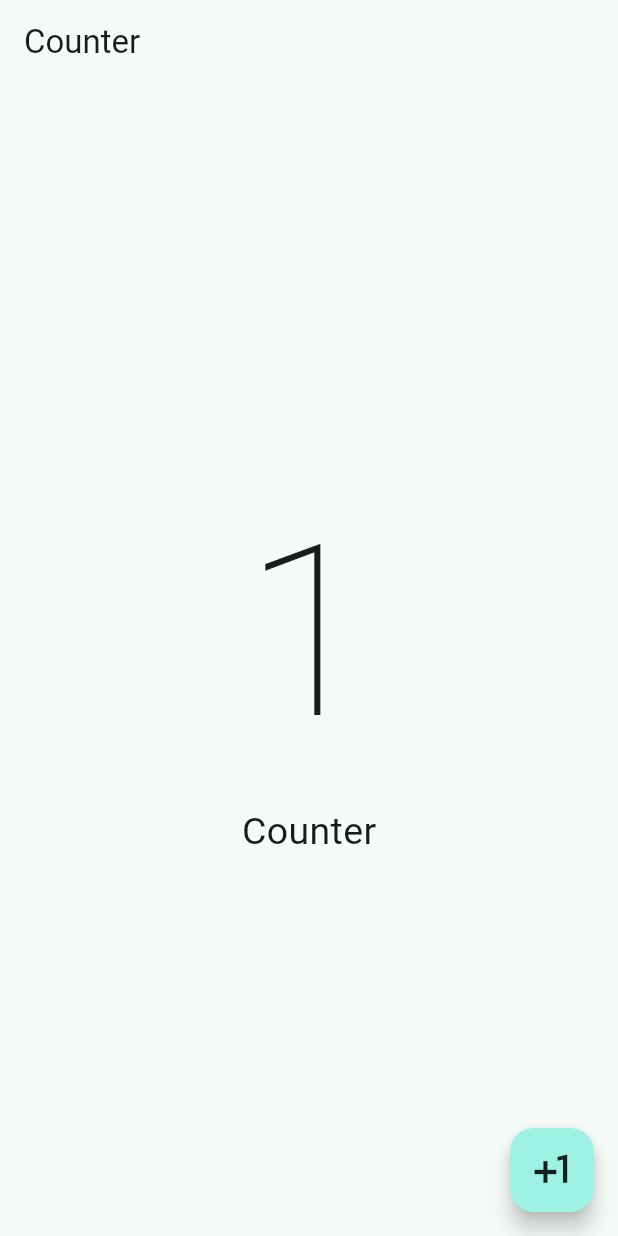
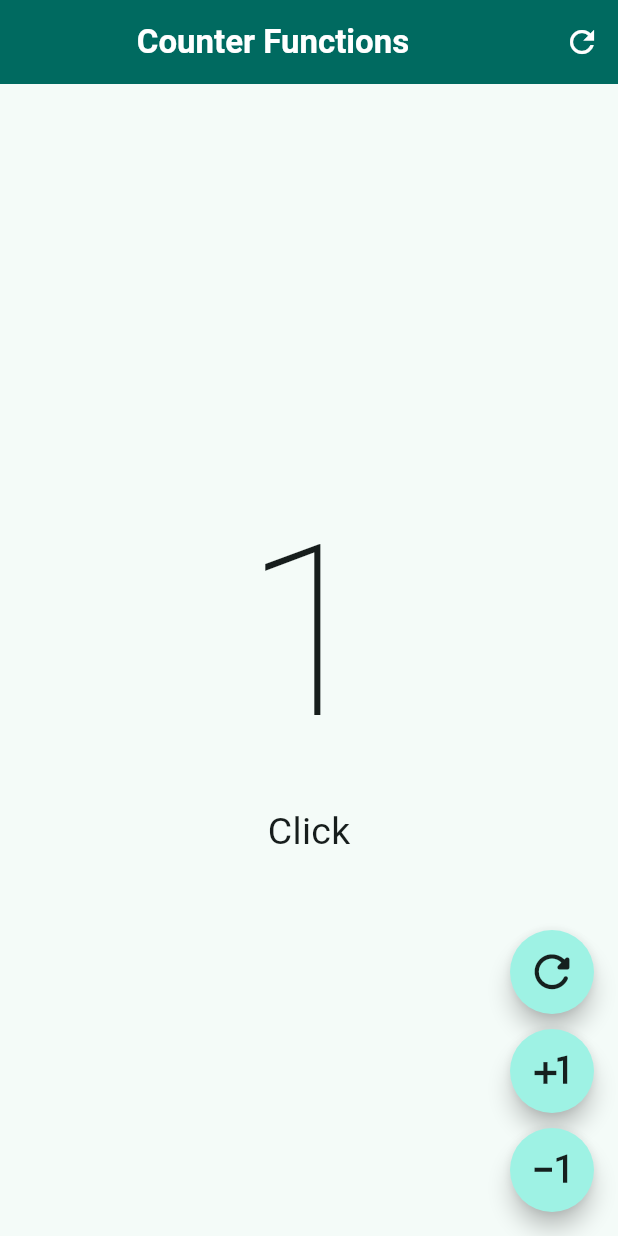
Before and after one commit to fswebcoder/Flutter-Dart, a Flutter app: the screen it shows after launch, after a tap on the "plus one" icon, on a phone screen of 412 x 824 dp. Run offline on Flutter 3.47's test engine with Material 3 defaults, Android fonts, the phone set to English and light mode, and no system bars.

Commit message:
Creación de los botones Flotantes en columna

```diff
--- a/hello_world_app/lib/main.dart
+++ b/hello_world_app/lib/main.dart
@@ -1,5 +1,5 @@
 import 'package:flutter/material.dart';
-import 'package:hello_world_app/presentation/screens/counter/counter_screen.dart';
+import 'presentation/screens/counter/counter_functions_screen.dart';
 
 void main() {
   runApp(const MyApp());
@@ -17,6 +17,6 @@ class MyApp extends StatelessWidget {
 
       ),
       debugShowCheckedModeBanner: false,
-      home: const CounterScreen());
+      home: const CounterFunctionsScreen());
   }
 }
--- /dev/null
+++ b/hello_world_app/lib/presentation/screens/counter/counter_functions_screen.dart
@@ -0,0 +1,99 @@
+import 'package:flutter/material.dart';
+
+class CounterFunctionsScreen extends StatefulWidget {
+  const CounterFunctionsScreen({super.key});
+
+  @override
+  State<CounterFunctionsScreen> createState() => _CounterFunctionsScreenState();
+}
+
+class _CounterFunctionsScreenState extends State<CounterFunctionsScreen> {
+  int counter = 0;
+
+  @override
+  Widget build(BuildContext context) {
+    return Scaffold(
+      appBar: AppBar(
+        title: const Center(
+            child: Text('Counter Functions', style: TextStyle(color: Colors.white, fontWeight: FontWeight.bold))),
+        backgroundColor: Theme.of(context).colorScheme.primary,
+        actions: [
+          IconButton(
+            onPressed: () {
+              setState(() {
+                counter = 0;
+              });
+            },
+            icon: const Icon(
+              Icons.refresh,
+              color: Colors.white,
+            ),
+          ),
+        ],
+      ),
+      body: Center(
+        child: Column(
+          mainAxisAlignment: MainAxisAlignment.center,
+          children: [
+            Text('$counter', style: const TextStyle(fontSize: 160, fontWeight: FontWeight.w100)),
+            Text('Click${counter == 1 ? "" : "s"}', style: const TextStyle(fontSize: 25)),
+          ],
+        ),
+      ),
+      floatingActionButton: Column(
+        mainAxisAlignment: MainAxisAlignment.end,
+        children: [
+          FloatingActionButton(
+            shape: RoundedRectangleBorder(
+              borderRadius: BorderRadius.circular(50),
+            ),
+            onPressed: () {
+              setState(() {
+                counter = 0;
+              });
+            },
+            child: const Icon(
+              Icons.refresh_rounded,
+              color: Colors.black87,
+              size: 35,
+            ),
+          ),
+          const SizedBox(height: 10),
+          FloatingActionButton(
+            shape: RoundedRectangleBorder(
+              borderRadius: BorderRadius.circular(50),
+            ),
+            onPressed: () {
+              setState(() {
+                counter++;
+              });
+            },
+            child: const Icon(
+              Icons.plus_one,
+              color: Colors.black87,
+              size: 35,
+            ),
+          ),
+          const SizedBox(height: 10),
+          FloatingActionButton(
+            shape: RoundedRectangleBorder(
+              borderRadius: BorderRadius.circular(50),
+            ),
+            onPressed: () {
+              setState(() {
+                if (counter > 0) {
+                  counter--;
+                }
+              });
+            },
+            child: const Icon(
+              Icons.exposure_minus_1_sharp,
+              color: Colors.black87,
+              size: 35,
+            ),
+          )
+        ],
+      ),
+    );
+  }
+}
--- a/hello_world_app/lib/presentation/screens/counter/counter_screen.dart
+++ b/hello_world_app/lib/presentation/screens/counter/counter_screen.dart
@@ -1,7 +1,6 @@
 import 'package:flutter/material.dart';
 
 class CounterScreen extends StatefulWidget {
-
   const CounterScreen({super.key});
 
   @override
@@ -9,23 +8,22 @@ class CounterScreen extends StatefulWidget {
 }
 
 class _CounterScreenState extends State<CounterScreen> {
-
   int counter = 0;
-
 
   @override
   Widget build(BuildContext context) {
     return Scaffold(
       appBar: AppBar(
-        title: const Text('Counter'),
+        title: const Center(
+            child: Text('Counter screen', style: TextStyle(color: Colors.white, fontWeight: FontWeight.bold))),
+        backgroundColor: Theme.of(context).colorScheme.primary,
       ),
       body: Center(
         child: Column(
           mainAxisAlignment: MainAxisAlignment.center,
           children: [
-            Text('$counter', style: const TextStyle(fontSize: 160, fontWeight: FontWeight.w100)
-            ),
-            const Text('Counter', style: TextStyle(fontSize: 25)),
+            Text('$counter', style: const TextStyle(fontSize: 160, fontWeight: FontWeight.w100)),
+            Text('Click${counter == 1 ? "" : "s"}', style: const TextStyle(fontSize: 25)),
           ],
         ),
       ),
@@ -34,7 +32,6 @@ class _CounterScreenState extends State<CounterScreen> {
           setState(() {
             counter++;
           });
-
         },
         child: const Icon(
           Icons.plus_one,
```
